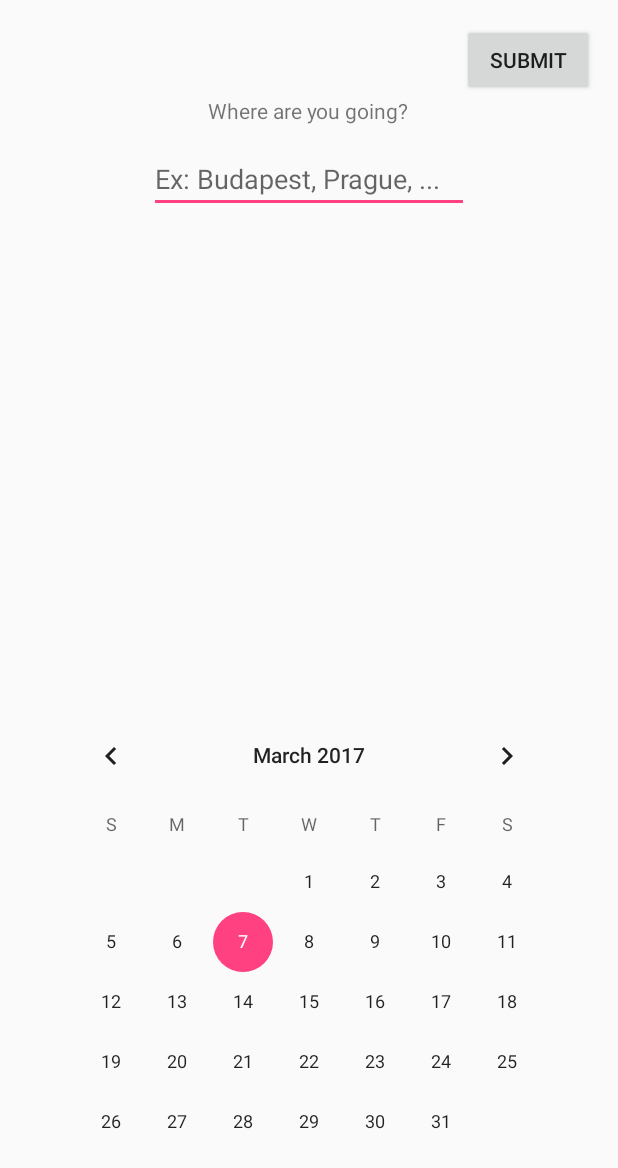
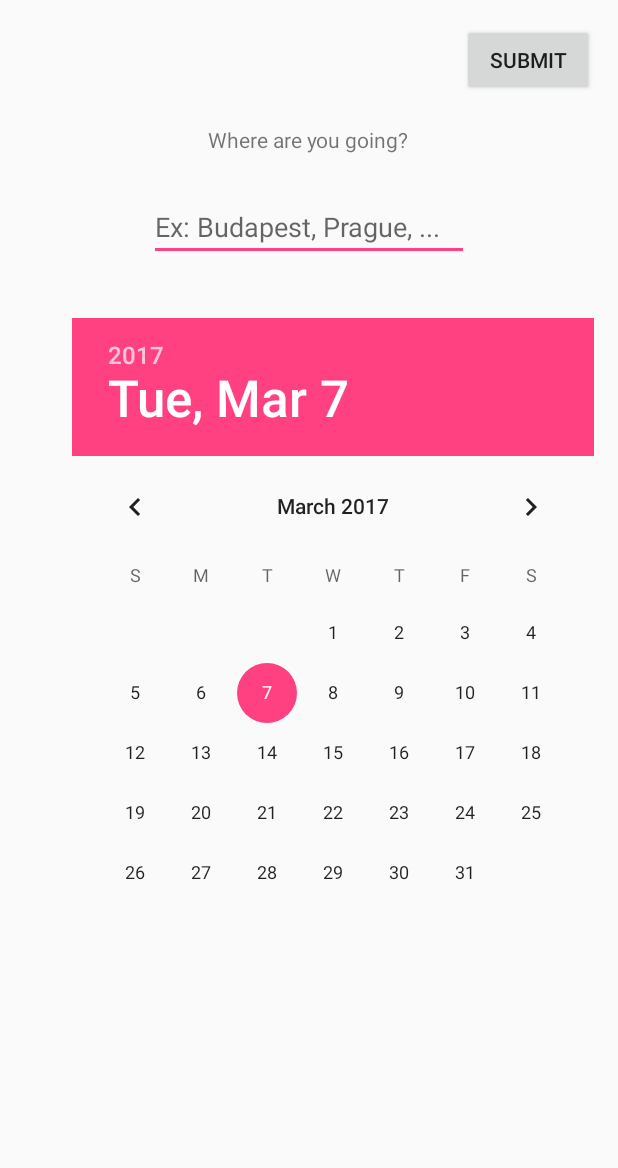
Before and after one commit to lahgazisafae/dragonflyz, an Android app: the layout activity_depart.xml on its own in the app's theme, with its tools: preview values and no code run, on a phone screen of 412 x 824 dp. Shown: the top 1168 px of the screen. Run offline under Robolectric (Android 15) with nearby library versions, the phone set to English and light mode, and no system bars.

Commit message:
3/7
Added files

```diff
--- a/app/src/main/res/layout/activity_depart.xml
+++ b/app/src/main/res/layout/activity_depart.xml
@@ -19,20 +19,13 @@
         android:layout_alignParentRight="true"
         android:layout_alignParentEnd="true" />
 
-    <TextView
-        android:text="Where are you going?"
+    <DatePicker
         android:layout_width="wrap_content"
         android:layout_height="wrap_content"
-        android:id="@+id/textView"
-        android:layout_centerHorizontal="true"
-        android:layout_below="@+id/submit" />
-
-    <CalendarView
-        android:layout_width="wrap_content"
-        android:layout_height="wrap_content"
-        android:id="@+id/calendarView"
-        android:layout_alignParentBottom="true"
-        android:layout_centerHorizontal="true" />
+        android:id="@+id/datePicker2"
+        android:layout_below="@+id/editText"
+        android:layout_alignParentEnd="true"
+        android:layout_marginTop="38dp" />
 
     <EditText
         android:layout_width="wrap_content"
@@ -41,8 +34,17 @@
         android:ems="10"
         android:id="@+id/editText"
         android:hint="Ex: Budapest, Prague, ..."
+        android:layout_marginTop="26dp"
         android:layout_below="@+id/textView"
+        android:layout_centerHorizontal="true" />
+
+    <TextView
+        android:text="Where are you going?"
+        android:layout_width="wrap_content"
+        android:layout_height="wrap_content"
+        android:id="@+id/textView"
+        android:layout_below="@+id/submit"
         android:layout_centerHorizontal="true"
-        android:layout_marginTop="13dp" />
+        android:layout_marginTop="19dp" />
 
 </RelativeLayout>
```
Also changed, not shown: app/src/main/res/layout/activity_main.xml (+35 -6 lines), app/src/main/res/layout/activity_return.xml (+7 -6 lines), app/src/main/res/layout/activity_set_time.xml (added, +21 -0 lines), 1 other file.
